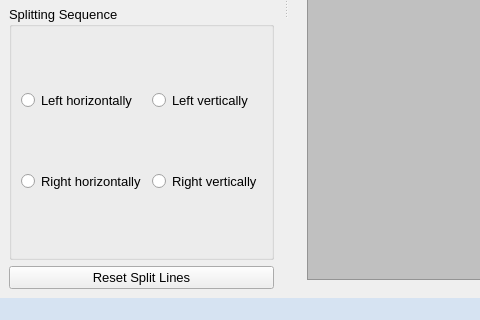
This is src/ui/fpsmainwindow.ui in zxunge/FreePictureSplitter as Qt 5 draws it before an edit; both pictures show x 0 to 480 and y 328 to 648 of the 1105 by 648 pixel window. The edited form follows.
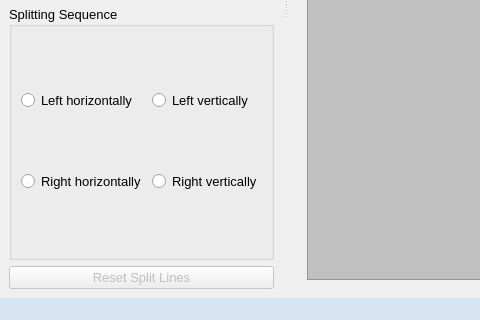
This is the edited form. Icons and pictures are not drawn.

```diff
--- a/src/ui/fpsmainwindow.ui
+++ b/src/ui/fpsmainwindow.ui
@@ -286,6 +286,9 @@
      </item>
      <item>
       <widget class="QPushButton" name="btnReset">
+       <property name="enabled">
+        <bool>false</bool>
+       </property>
        <property name="text">
         <string>Reset Split Lines</string>
        </property>
```
